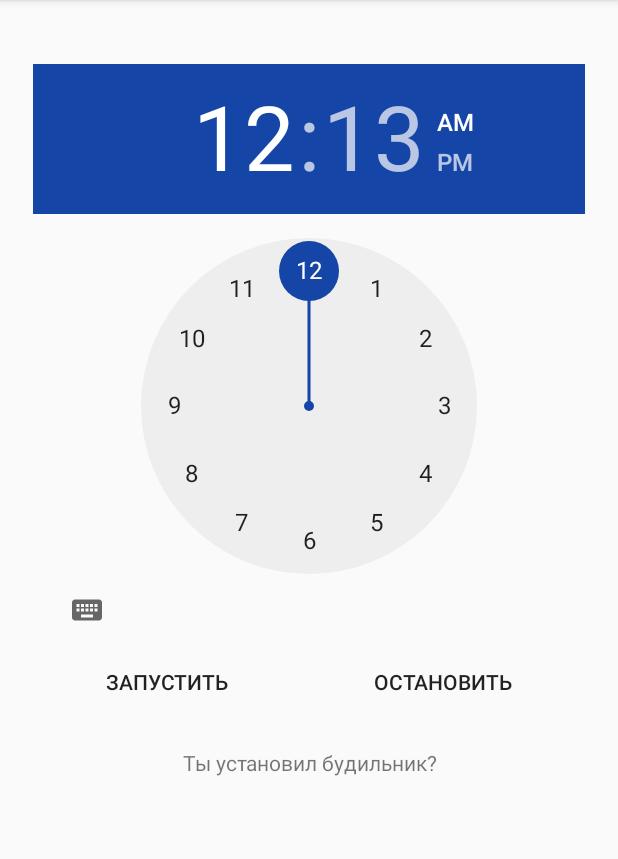
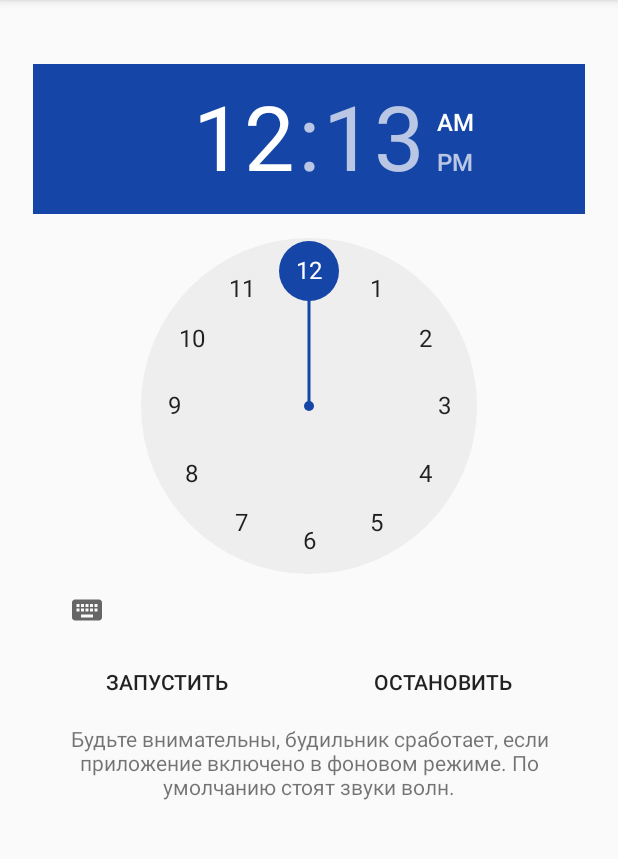
Before and after one commit to rect12/dream_diary, an Android app: the screen it shows after launch (MainActivity), in the side drawer, after a tap on "Alarm clock", on a phone screen of 412 x 824 dp, the part 84-943 px from its top. Run offline under Robolectric (Android 15) with nearby library versions, the phone set to English and light mode, and no system bars.

Commit message:
Первая версия будильника с добавленным описанием

```diff
--- a/app/src/main/res/layout/alarm_fragment.xml
+++ b/app/src/main/res/layout/alarm_fragment.xml
@@ -54,6 +54,7 @@
             android:id="@+id/updateTimeText"
             android:layout_width="match_parent"
             android:layout_height="match_parent"
+            android:layout_weight="1"
             android:gravity="center"
             android:text="@string/alarm_question" />
 
--- a/app/src/main/res/layout/app_bar_main.xml
+++ b/app/src/main/res/layout/app_bar_main.xml
@@ -28,7 +28,7 @@
         android:layout_height="wrap_content"
         android:layout_gravity="bottom|end"
         android:layout_margin="@dimen/fab_margin"
-        app:backgroundTint="@color/colorPrimary"
-        app:srcCompat="@drawable/ic_fab_plus" />
+        app:backgroundTint="@color/colorPrimaryDark"
+        app:srcCompat="@drawable/ic_plus" />
 
 </android.support.design.widget.CoordinatorLayout>
--- a/app/src/main/res/layout/content_main.xml
+++ b/app/src/main/res/layout/content_main.xml
@@ -11,7 +11,6 @@
     <FrameLayout
         android:id="@+id/frgmCont"
         android:layout_width="match_parent"
-        android:layout_height="match_parent">
-    </FrameLayout>
+        android:layout_height="match_parent"></FrameLayout>
 
 </android.support.constraint.ConstraintLayout>
--- a/app/src/main/res/values/strings.xml
+++ b/app/src/main/res/values/strings.xml
@@ -12,10 +12,15 @@
     <string name="delete_alert_dialog_positive_toast">dream was successfully removed</string>
     <string name="alarm_on">Запустить</string>
     <string name="alarm_off">Остановить</string>
-    <string name="alarm_question">Ты установил будильник?</string>
+    <string name="alarm_question">Будьте внимательны, будильник сработает, если приложение включено в фоновом режиме. По умолчанию стоят звуки волн.</string>
 
     <string-array name="themelist">
         <item>darkTheme</item>
         <item>lightTheme</item>
     </string-array>
+
+    <string-array name="alarmlist">
+        <item>Звуки моря</item>
+        <item>Звуки леса</item>
+    </string-array>
 </resources>
```
Also changed, not shown: app/src/main/res/drawable/ic_plus.png (added).
